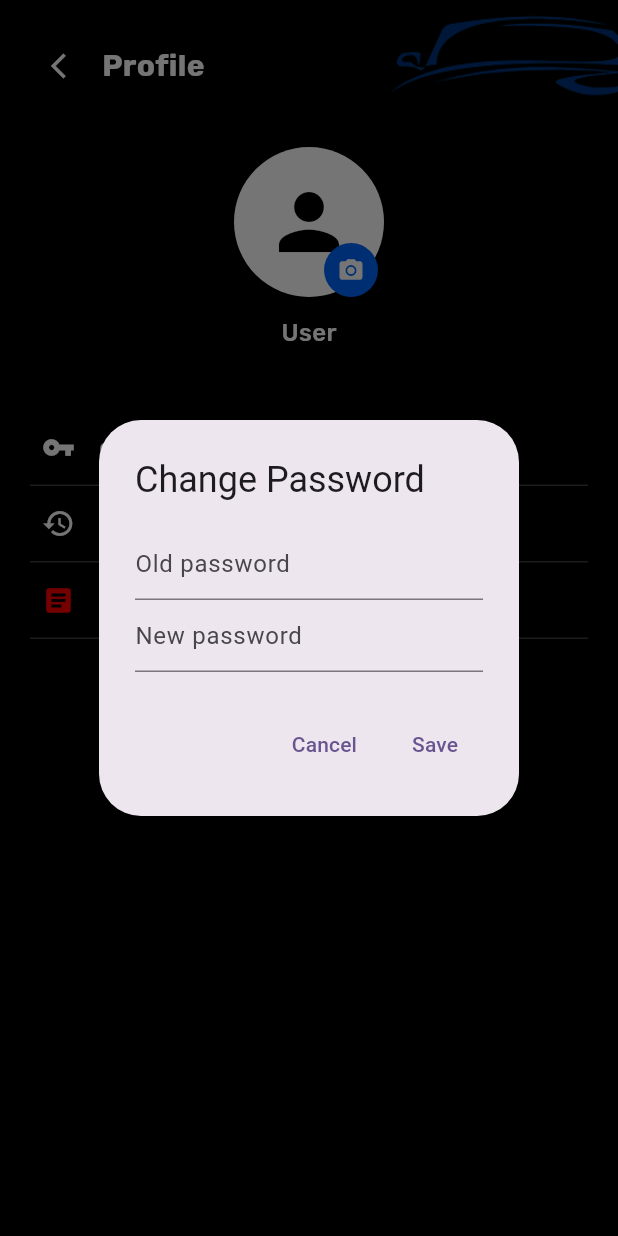
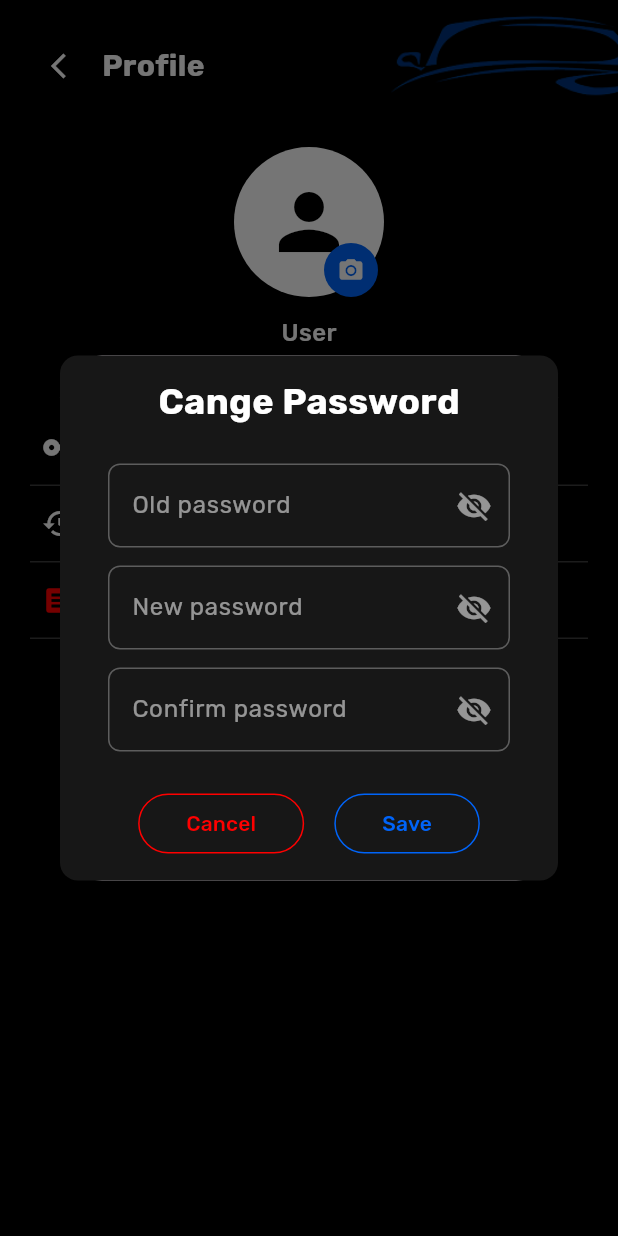
Before and after one commit to restumi/CarRentUkkMobile, a Flutter app: the AccountScreen screen opened by its route, after a tap on "cange password", on a phone screen of 412 x 824 dp. Run offline on Flutter 3.47's test engine with Material 3 defaults, Android fonts, the phone set to English and light mode, and no system bars; our stand-ins replace google_fonts, image_picker, table_calendar.

Commit message:
update info account & add dialog container

```diff
--- a/lib/screens/profile/account_screen.dart
+++ b/lib/screens/profile/account_screen.dart
@@ -1,4 +1,5 @@
 import 'package:car_rent_mobile_app/routes/app_route.dart';
+import 'package:car_rent_mobile_app/widgets/build_dialog.dart';
 import 'package:flutter/material.dart';
 import '../../styles/app_color.dart';
 import 'package:google_fonts/google_fonts.dart';
@@ -31,91 +32,6 @@ class _AccountScreenState extends State<AccountScreen> {
         _profileImage = File(pickedFile.path);
       });
     }
-  }
-
-  void _showCangeUsername() {
-    showDialog(
-      context: context,
-      builder: (context) {
-        return AlertDialog(
-          title: const Text("CangeUsername"),
-          content: TextField(
-            decoration: const InputDecoration(hintText: "Enter new username"),
-          ),
-          actions: [
-            TextButton(
-              onPressed: () => Navigator.pop(context),
-              child: const Text("Cancel"),
-            ),
-            TextButton(
-              onPressed: () => Navigator.pop(context),
-              child: const Text("Save"),
-            ),
-          ],
-        );
-      },
-    );
-  }
-
-  void _showChangePasswordDialog() {
-    showDialog(
-      context: context,
-      builder: (context) {
-        return AlertDialog(
-          title: const Text("Change Password"),
-          content: Column(
-            mainAxisSize: MainAxisSize.min,
-            children: const [
-              TextField(
-                decoration: InputDecoration(hintText: "Old password"),
-                obscureText: true,
-              ),
-              TextField(
-                decoration: InputDecoration(hintText: "New password"),
-                obscureText: true,
-              ),
-            ],
-          ),
-          actions: [
-            TextButton(
-              onPressed: () => Navigator.pop(context),
-              child: const Text("Cancel"),
-            ),
-            TextButton(
-              onPressed: () {
-                Navigator.pop(context);
-              },
-              child: const Text("Save"),
-            ),
-          ],
-        );
-      },
-    );
-  }
-
-  void _showLogoutConfirmDialog() {
-    showDialog(
-      context: context,
-      builder: (context) {
-        return AlertDialog(
-          title: const Text("Logout"),
-          content: const Text("Are you sure you want to logout?"),
-          actions: [
-            TextButton(
-              onPressed: () => Navigator.pop(context),
-              child: const Text("Cancel"),
-            ),
-            TextButton(
-              onPressed: () {
-                Navigator.pop(context);
-                Navigator.pushNamed(context, AppRouter.login);
-              },
-              child: const Text("Logout"),
-            ),
-          ],
-        );
-      },
-    );
   }
 
   @override
@@ -221,17 +137,28 @@ class _AccountScreenState extends State<AccountScreen> {
                       _buildMenuItem(
                         icon: Icons.vpn_key,
                         title: "cange username",
-                        onTap: _showCangeUsername,
+                        onTap: () => showDialog(
+                          context: context,
+                          builder: (context) => const CangeUserName(),
+                        ),
                       ),
                       _buildMenuItem(
                         icon: Icons.history,
                         title: "cange password",
-                        onTap: _showChangePasswordDialog,
+                        onTap: () => showDialog(
+                          context: context,
+                          builder: (context) => const CangePassword(),
+                        ),
                       ),
                       _buildMenuItem(
                         icon: Icons.article,
                         title: "logout",
-                        onTap: _showLogoutConfirmDialog,
+                        onTap: () {
+                          showDialog(
+                            context: context,
+                            builder: (context) => const LogoutDialog(),
+                          );
+                        },
                         color: AppColors.red,
                       ),
                     ],
--- /dev/null
+++ b/lib/widgets/build_dialog.dart
@@ -0,0 +1,325 @@
+import 'package:car_rent_mobile_app/routes/app_route.dart';
+import 'package:car_rent_mobile_app/styles/app_color.dart';
+import 'package:flutter/material.dart';
+import 'package:google_fonts/google_fonts.dart';
+
+// ========== USERNAME DIALOG ===========
+class CangeUserName extends StatefulWidget {
+  const CangeUserName({super.key});
+
+  @override
+  State<CangeUserName> createState() => _CangeUserNameState();
+}
+
+class _CangeUserNameState extends State<CangeUserName> {
+  @override
+  Widget build(BuildContext context) {
+    return Dialog(
+      child: Container(
+        padding: const EdgeInsets.symmetric(vertical: 16, horizontal: 32),
+        decoration: BoxDecoration(
+          color: AppColors.abugelap2,
+          borderRadius: BorderRadius.circular(12),
+        ),
+        child: Column(
+          mainAxisSize: MainAxisSize.min,
+          children: [
+            Text(
+              "Cange Username",
+              style: GoogleFonts.rubik(
+                color: AppColors.white,
+                fontSize: 24,
+                fontWeight: FontWeight.bold,
+              ),
+            ),
+            SizedBox(height: 24),
+            TextField(
+              style: GoogleFonts.rubik(color: AppColors.white),
+              decoration: InputDecoration(
+                hintText: "Enter new username",
+                hintStyle: GoogleFonts.rubik(color: Colors.white54),
+                enabledBorder: OutlineInputBorder(
+                  borderSide: BorderSide(color: Colors.white30),
+                  borderRadius: BorderRadius.circular(8),
+                ),
+                focusedBorder: OutlineInputBorder(
+                  borderSide: BorderSide(color: AppColors.blue),
+                  borderRadius: BorderRadius.circular(8),
+                ),
+              ),
+            ),
+            const SizedBox(height: 24),
+            Row(
+              mainAxisAlignment: MainAxisAlignment.spaceEvenly,
+              children: [
+                OutlinedButton(
+                  style: OutlinedButton.styleFrom(
+                    padding: const EdgeInsets.symmetric(
+                      vertical: 8,
+                      horizontal: 32,
+                    ),
+                    foregroundColor: AppColors.red,
+                    side: BorderSide(color: AppColors.red),
+                  ),
+                  onPressed: () => Navigator.pop(context),
+                  child: Text(
+                    "Cancel",
+                    style: GoogleFonts.rubik(color: AppColors.red),
+                  ),
+                ),
+                OutlinedButton(
+                  style: OutlinedButton.styleFrom(
+                    padding: const EdgeInsets.symmetric(
+                      vertical: 8,
+                      horizontal: 32,
+                    ),
+                    foregroundColor: AppColors.blue,
+                    side: BorderSide(color: AppColors.blue),
+                  ),
+                  onPressed: () => Navigator.pop(context),
+                  child: Text(
+                    "Save",
+                    style: GoogleFonts.rubik(color: AppColors.blue),
+                  ),
+                ),
+              ],
+            ),
+          ],
+        ),
+      ),
+    );
+  }
+}
+
+// ========== PASSWORD DIALOG ==========
+class CangePassword extends StatefulWidget {
+  const CangePassword({super.key});
+
+  @override
+  State<CangePassword> createState() => _CangePasswordState();
+}
+
+class _CangePasswordState extends State<CangePassword> {
+  bool _obscureOld = true;
+  bool _obscureNew = true;
+
+  @override
+  Widget build(BuildContext context) {
+    return Dialog(
+      child: Container(
+        padding: EdgeInsets.symmetric(vertical: 14, horizontal: 32),
+        decoration: BoxDecoration(
+          color: AppColors.abugelap2,
+          borderRadius: BorderRadius.circular(12),
+        ),
+        child: Column(
+          mainAxisSize: MainAxisSize.min,
+          children: [
+            Text(
+              "Cange Password",
+              style: GoogleFonts.rubik(
+                color: AppColors.white,
+                fontSize: 24,
+                fontWeight: FontWeight.bold,
+              ),
+            ),
+            SizedBox(height: 24),
+
+            // old pas
+            TextField(
+              obscureText: _obscureOld,
+              style: GoogleFonts.rubik(color: AppColors.white),
+              decoration: InputDecoration(
+                hintText: "Old password",
+                hintStyle: GoogleFonts.rubik(color: Colors.white54),
+                enabledBorder: OutlineInputBorder(
+                  borderSide: BorderSide(color: Colors.white30),
+                  borderRadius: BorderRadius.circular(8),
+                ),
+                focusedBorder: OutlineInputBorder(
+                  borderSide: BorderSide(color: AppColors.blue),
+                  borderRadius: BorderRadius.circular(8),
+                ),
+                suffixIcon: IconButton(
+                  onPressed: () {
+                    setState(() {
+                      _obscureOld = !_obscureOld;
+                    });
+                  },
+                  icon: Icon(
+                    _obscureOld ? Icons.visibility_off : Icons.visibility,
+                    color: Colors.white54,
+                  ),
+                ),
+              ),
+            ),
+            const SizedBox(height: 12),
+
+            // New Password
+            TextField(
+              obscureText: _obscureNew,
+              style: GoogleFonts.rubik(color: AppColors.white),
+              decoration: InputDecoration(
+                hintText: "New password",
+                hintStyle: GoogleFonts.rubik(color: Colors.white54),
+                enabledBorder: OutlineInputBorder(
+                  borderSide: BorderSide(color: Colors.white30),
+                  borderRadius: BorderRadius.circular(8),
+                ),
+                focusedBorder: OutlineInputBorder(
+                  borderSide: BorderSide(color: AppColors.blue),
+                  borderRadius: BorderRadius.circular(8),
+                ),
+                suffixIcon: IconButton(
+                  onPressed: () {
+                    setState(() {
+                      _obscureNew = !_obscureNew;
+                    });
+                  },
+                  icon: Icon(
+                    _obscureNew ? Icons.visibility_off : Icons.visibility,
+                    color: Colors.white54,
+                  ),
+                ),
+              ),
+            ),
+            SizedBox(height: 12,),
+
+            //Confirm Pass
+            TextField(
+              obscureText: _obscureNew,
+              style: GoogleFonts.rubik(color: AppColors.white),
+              decoration: InputDecoration(
+                hintText: "Confirm password",
+                hintStyle: GoogleFonts.rubik(color: Colors.white54),
+                enabledBorder: OutlineInputBorder(
+                  borderSide: BorderSide(color: Colors.white30),
+                  borderRadius: BorderRadius.circular(8),
+                ),
+                focusedBorder: OutlineInputBorder(
+                  borderSide: BorderSide(color: AppColors.blue),
+                  borderRadius: BorderRadius.circular(8),
+                ),
+                suffixIcon: IconButton(
+                  onPressed: () {
+                    setState(() {
+                      _obscureNew = !_obscureNew;
+                    });
+                  },
+                  icon: Icon(
+                    _obscureNew ? Icons.visibility_off : Icons.visibility,
+                    color: Colors.white54,
+                  ),
+                ),
+              ),
+            ),
+            SizedBox(height: 24),
+            Row(
+              mainAxisAlignment: MainAxisAlignment.spaceEvenly,
+              children: [
+                OutlinedButton(
+                  style: OutlinedButton.styleFrom(
+                    padding: EdgeInsets.symmetric(vertical: 8, horizontal: 32),
+                    foregroundColor: AppColors.red,
+                    side: BorderSide(color: AppColors.red),
+                  ),
+                  onPressed: () => Navigator.pop(context),
+                  child: Text(
+                    "Cancel",
+                    style: GoogleFonts.rubik(color: AppColors.red),
+                  ),
+                ),
+                OutlinedButton(
+                  style: OutlinedButton.styleFrom(
+                    padding: EdgeInsets.symmetric(vertical: 8, horizontal: 32),
+                    foregroundColor: AppColors.blue,
+                    side: BorderSide(color: AppColors.blue),
+                  ),
+                  onPressed: () => Navigator.pop(context),
+                  child: Text(
+                    "Save",
+                    style: GoogleFonts.rubik(color: AppColors.blue),
+                  ),
+                ),
+              ],
+            ),
+          ],
+        ),
+      ),
+    );
+  }
+}
+
+// ========== LOGOUT DIALOG ==========
+class LogoutDialog extends StatefulWidget {
+  const LogoutDialog({super.key});
+
+  @override
+  State<LogoutDialog> createState() => _LogoutDialogState();
+}
+
+class _LogoutDialogState extends State<LogoutDialog> {
+  @override
+  Widget build(BuildContext context) {
+    return Dialog(
+      child: Container(
+        padding: const EdgeInsets.symmetric(vertical: 16, horizontal: 32),
+        decoration: BoxDecoration(
+          color: AppColors.abugelap2,
+          borderRadius: BorderRadius.circular(12),
+        ),
+        child: Column(
+          mainAxisSize: MainAxisSize.min,
+          children: [
+            Icon(Icons.warning_amber_rounded, size: 48, color: AppColors.red),
+            Text(
+              "logout",
+              style: GoogleFonts.rubik(
+                color: AppColors.red,
+                fontSize: 24,
+                fontWeight: FontWeight.bold,
+              ),
+            ),
+            SizedBox(height: 24),
+            Text(
+              "Yakin nih mau logout? Pastikan anda ingat email dan password untuk logout",
+              textAlign: TextAlign.center,
+              style: GoogleFonts.rubik(color: AppColors.white),
+            ),
+            SizedBox(height: 24),
+            Row(
+              mainAxisAlignment: MainAxisAlignment.spaceEvenly,
+              children: [
+                OutlinedButton(
+                  style: OutlinedButton.styleFrom(
+                    padding: const EdgeInsets.symmetric(
+                      vertical: 8,
+                      horizontal: 32,
+                    ),
+                    foregroundColor: AppColors.white,
+                    side: BorderSide(color: AppColors.white),
+                  ),
+                  onPressed: () => Navigator.pop(context),
+                  child: Text("Cancel"),
+                ),
+                OutlinedButton(
+                  style: OutlinedButton.styleFrom(
+                    padding: const EdgeInsets.symmetric(
+                      vertical: 8,
+                      horizontal: 32,
+                    ),
+                    foregroundColor: AppColors.red,
+                    side: BorderSide(color: AppColors.red),
+                  ),
+                  onPressed: () =>
+                      Navigator.pushNamed(context, AppRouter.login),
+                  child: Text("Logout"),
+                ),
+              ],
+            ),
+          ],
+        ),
+      ),
+    );
+  }
+}
```
